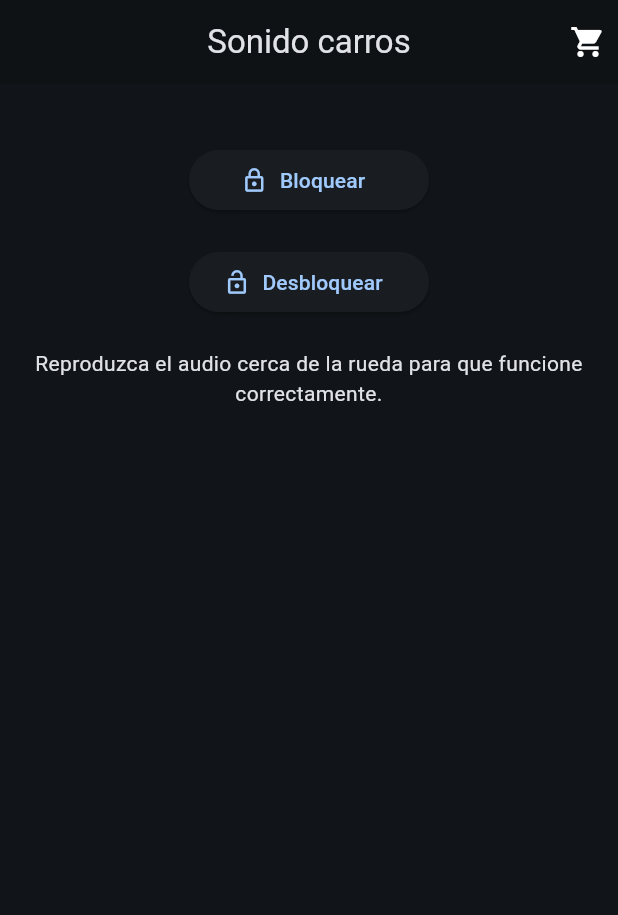
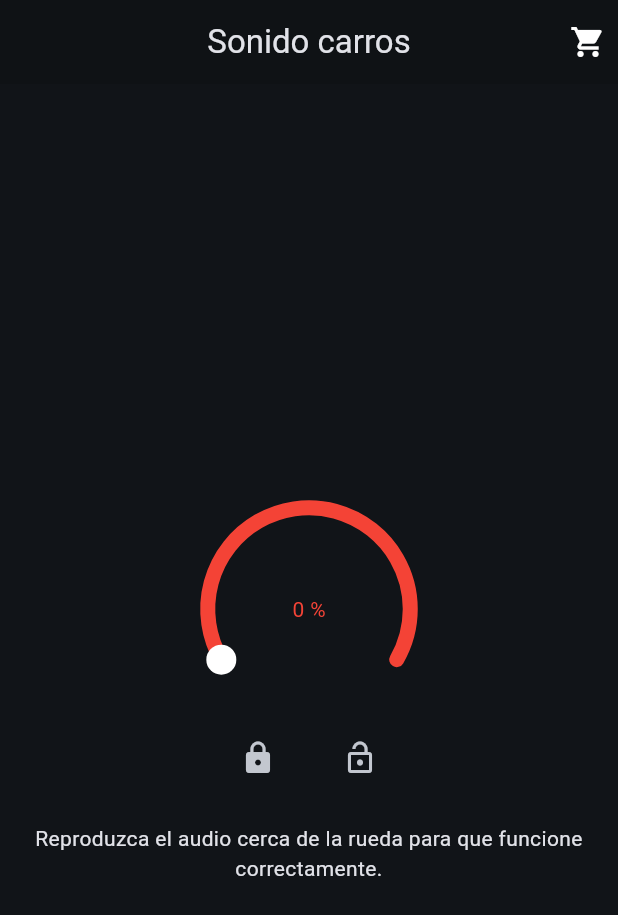
Before and after one commit to dangar16/CartSound, a Flutter app: the screen it shows after launch, on a phone screen of 412 x 824 dp. Shown: the top 915 px of the screen. Run offline on Flutter 3.47's test engine with Material 3 defaults, Android fonts, the phone set to English and light mode, and no system bars; drawn by our look-alikes of sleek_circular_slider; our stand-ins replace audioplayers.

Commit message:
Modernizado un poco

```diff
--- a/lib/main.dart
+++ b/lib/main.dart
@@ -1,5 +1,6 @@
 import 'package:audioplayers/audioplayers.dart';
 import 'package:flutter/material.dart';
+import 'package:sleek_circular_slider/sleek_circular_slider.dart';
 
 void main() {
   runApp(const MyApp());
@@ -37,6 +38,7 @@ class _MyPageState extends State<MyPage> {
 
   static const alarmLock = "GateKeeperCartKeyLock78.wav";
   static const alarmUnlock = "unlock-cart.wav";
+  double _value = 0;
 
   @override
   void dispose() {
@@ -44,8 +46,8 @@ class _MyPageState extends State<MyPage> {
     super.dispose();
   }
 
-  Future<void> playAudioFromSource(String audioSource) async {
-    await player.setVolume(1);
+  Future<void> playAudioFromSource(String audioSource, double volume) async {
+    await player.setVolume(volume);
     await player.play(AssetSource(audioSource));
   }
 
@@ -64,30 +66,45 @@ class _MyPageState extends State<MyPage> {
       body: Padding(
         padding: const EdgeInsets.fromLTRB(0, 40, 0, 0),
         child: Center(
-          child:
-              Column(crossAxisAlignment: CrossAxisAlignment.center, children: [
-            ElevatedButton.icon(
+          child: Column(
+              crossAxisAlignment: CrossAxisAlignment.center,
+              mainAxisAlignment: MainAxisAlignment.center,
+              children: [
+                SleekCircularSlider(
+                  appearance: CircularSliderAppearance(
+                      customWidths: CustomSliderWidths(
+                          trackWidth: 10.0, handlerSize: 10.0),
+                      customColors: CustomSliderColors(trackColor: Colors.red),
+                      infoProperties: InfoProperties(
+                          mainLabelStyle: const TextStyle(color: Colors.red))),
+                  initialValue: 0,
+                  onChange: (value) => {
+                    setState(() {
+                      _value = value;
+                    })
+                  },
+                  min: 0,
+                  max: 100,
+                ),
+                Row(
+                  mainAxisAlignment: MainAxisAlignment.center,
+                  crossAxisAlignment: CrossAxisAlignment.center,
+                  children: [
+                    IconButton(
                         onPressed: () {
-                playAudioFromSource(alarmLock);
+                          playAudioFromSource(alarmLock, _value);
                         },
-              label: const Text(
-                "Bloquear",
+                        icon: const Icon(Icons.lock)),
+                    const SizedBox(
+                      width: 20,
                     ),
-              icon: const Icon(Icons.lock_outline),
-              style: ElevatedButton.styleFrom(
-                  fixedSize: const Size.fromWidth(160.0)),
+                    IconButton(
+                        onPressed: () {
+                          playAudioFromSource(alarmUnlock, _value);
+                        },
+                        icon: const Icon(Icons.lock_open)),
+                  ],
                 ),
-            const SizedBox(
-              height: 20,
-            ),
-            ElevatedButton.icon(
-                icon: const Icon(Icons.lock_open),
-                onPressed: () {
-                  playAudioFromSource(alarmUnlock);
-                },
-                label: const Text("Desbloquear"),
-                style: ElevatedButton.styleFrom(
-                    fixedSize: const Size.fromWidth(160.0))),
                 const SizedBox(
                   height: 20,
                 ),
--- a/pubspec.yaml
+++ b/pubspec.yaml
@@ -37,6 +37,7 @@ dependencies:
   cupertino_icons: ^1.0.2
   audioplayers: ^5.1.0
   google_fonts: ^6.1.0
+  sleek_circular_slider : ^2.0.1
 
 dev_dependencies:
   flutter_test:
```
Also changed, not shown: pubspec.lock. Lines whose indentation alone changed are shown as unchanged.
